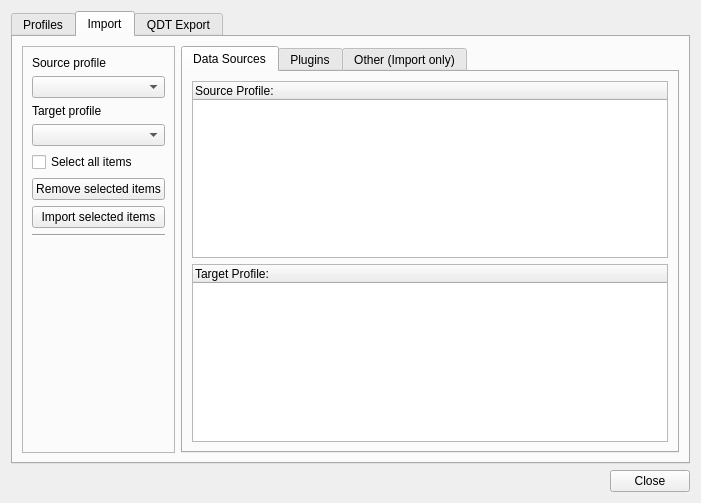
Before: the Qt Designer form profile_manager/profile_manager_dialog_base.ui in WhereGroup/profile-manager, drawn with Qt 5.
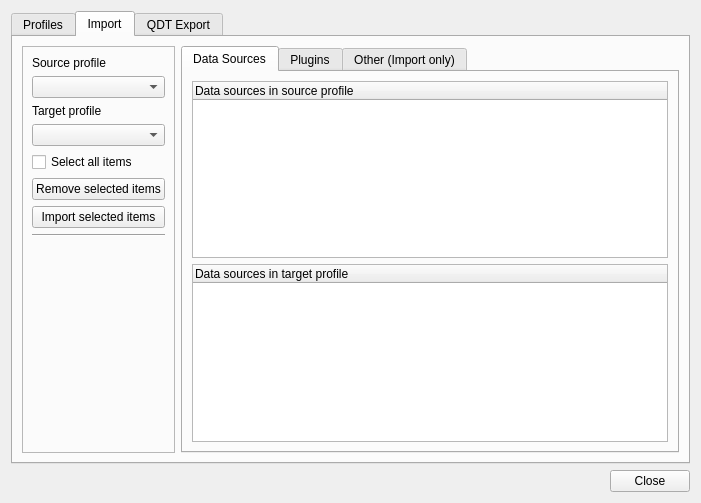
After: the same form once the commit is applied. The open tabs and pages were chosen to show the change. Custom widgets are drawn as their Qt base class.

```diff
--- a/profile_manager/profile_manager_dialog_base.ui
+++ b/profile_manager/profile_manager_dialog_base.ui
@@ -204,7 +204,7 @@
             <widget class="QTreeWidget" name="treeWidgetSource">
              <column>
               <property name="text">
-               <string>Source Profile:</string>
+               <string>Data sources in source profile</string>
               </property>
              </column>
             </widget>
@@ -219,7 +219,7 @@
              </property>
              <column>
               <property name="text">
-               <string>Target Profile:</string>
+               <string>Data sources in target profile</string>
               </property>
              </column>
             </widget>
```
Left out of the diff: 12 changed lines with no effect on the pictures.
